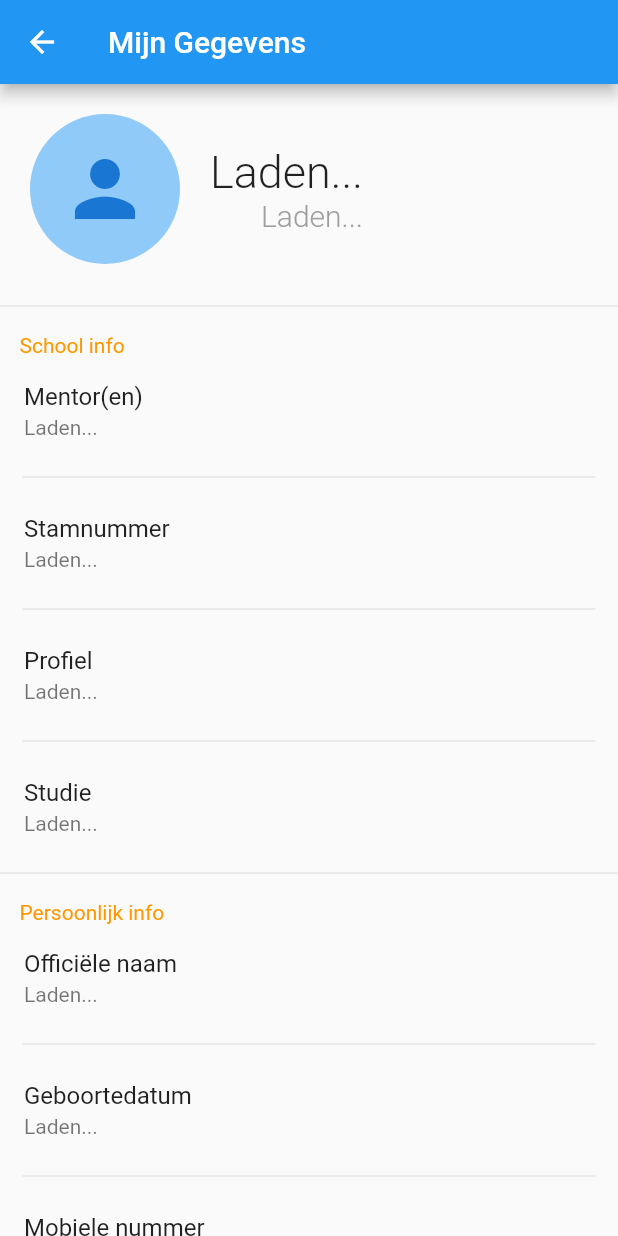
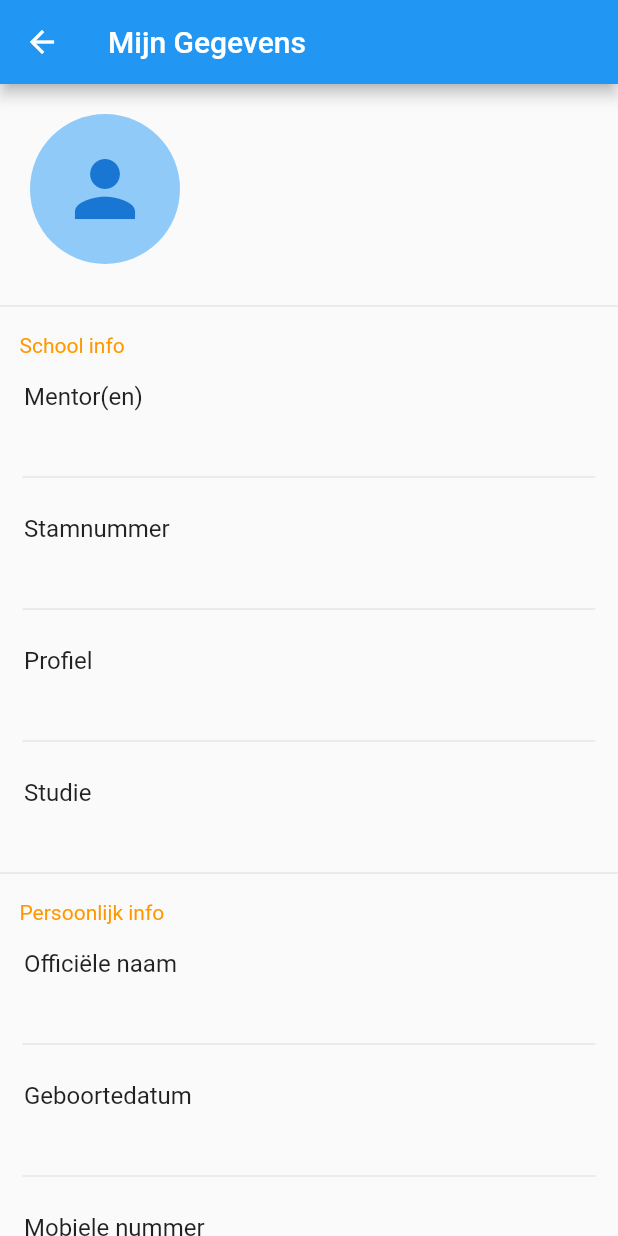
Before and after one commit to Argo-Client/App, a Flutter app: the MijnGegevens screen opened directly, on a phone screen of 412 x 824 dp. Run offline on Flutter 3.47's test engine with Material 2 defaults, Android fonts, the phone set to English and light mode, and no system bars; our stand-ins replace flutter_colorpicker, hive, hive_flutter, intro_slider, uni_links; missing offline and left inert: flutter_iconpicker, pointycastle; accounts and stored records are empty.

Commit message:
defaultValues en dummydata hive

```diff
--- a/lib/src/layout.dart
+++ b/lib/src/layout.dart
@@ -16,8 +16,8 @@ class HomeState extends State<Home> {
   Widget build(BuildContext context) {
     final List<Widget> _drawer = [
       UserAccountsDrawerHeader(
-        accountName: Text(user.get("fullName", defaultValue: "Laden...")),
-        accountEmail: Text(user.get("klasCode", defaultValue: "Laden...")),
+        accountName: Text(user.get("fullName")),
+        accountEmail: Text(user.get("klasCode")),
         currentAccountPicture: CircleAvatar(
           backgroundColor: Theme.of(context).backgroundColor,
           child: Icon(IconData(Hive.box("userdata").get("userIcon", defaultValue: Icons.person.codePoint), fontFamily: "MaterialIcons"), size: 50),
--- a/lib/src/ui/tabs/Instellingen.dart
+++ b/lib/src/ui/tabs/Instellingen.dart
@@ -54,7 +54,7 @@ class _Instellingen extends State<Instellingen> {
               ListTile(
                 title: Text('Donker thema'),
                 trailing: Switch.adaptive(
-                  value: box.get('darkMode', defaultValue: false),
+                  value: box.get('darkMode'),
                   onChanged: (value) {
                     setState(() {
                       box.put("darkMode", value);
--- a/lib/src/ui/tabs/MijnGegevens.dart
+++ b/lib/src/ui/tabs/MijnGegevens.dart
@@ -37,14 +37,14 @@ class _MijnGegevens extends State<MijnGegevens> {
                       crossAxisAlignment: CrossAxisAlignment.end,
                       children: [
                         Text(
-                          user.get("fullName", defaultValue: "Laden..."),
+                          user.get("fullName"),
                           style: TextStyle(
                             fontSize: 30,
                             fontWeight: FontWeight.w300,
                           ),
                         ),
                         Text(
-                          user.get("klasCode", defaultValue: "Laden..."),
+                          user.get("klasCode"),
                           style: TextStyle(
                             fontSize: 20,
                             color: Colors.grey,
@@ -74,7 +74,7 @@ class _MijnGegevens extends State<MijnGegevens> {
                       "Mentor(en)",
                     ),
                     subtitle: Text(
-                      user.get("mentor", defaultValue: "Laden..."),
+                      user.get("mentor"),
                     ),
                   ),
                   Padding(
@@ -86,7 +86,7 @@ class _MijnGegevens extends State<MijnGegevens> {
                       "Stamnummer",
                     ),
                     subtitle: Text(
-                      user.get("username", defaultValue: "Laden..."),
+                      user.get("username"),
                     ),
                   ),
                   Padding(
@@ -98,7 +98,7 @@ class _MijnGegevens extends State<MijnGegevens> {
                       "Profiel",
                     ),
                     subtitle: Text(
-                      user.get("profiel", defaultValue: "Laden..."),
+                      user.get("profiel"),
                     ),
                   ),
                   Padding(
@@ -110,7 +110,7 @@ class _MijnGegevens extends State<MijnGegevens> {
                       "Studie",
                     ),
                     subtitle: Text(
-                      user.get("klas", defaultValue: "Laden..."),
+                      user.get("klas"),
                     ),
                   ),
                   Divider(),
@@ -128,7 +128,7 @@ class _MijnGegevens extends State<MijnGegevens> {
                       "Officiële naam",
                     ),
                     subtitle: Text(
-                      user.get("officialFullName", defaultValue: "Laden..."),
+                      user.get("officialFullName"),
                     ),
                   ),
                   Padding(
@@ -140,7 +140,7 @@ class _MijnGegevens extends State<MijnGegevens> {
                       "Geboortedatum",
                     ),
                     subtitle: Text(
-                      user.get("birthdate", defaultValue: "Laden..."),
+                      user.get("birthdate"),
                     ),
                   ),
                   Padding(
@@ -152,7 +152,7 @@ class _MijnGegevens extends State<MijnGegevens> {
                       "Mobiele nummer",
                     ),
                     subtitle: Text(
-                      user.get("phone", defaultValue: "Laden..."),
+                      user.get("phone"),
                     ),
                   ),
                   Padding(
@@ -164,7 +164,7 @@ class _MijnGegevens extends State<MijnGegevens> {
                       "Email Adres",
                     ),
                     subtitle: Text(
-                      user.get("email", defaultValue: "Laden..."),
+                      user.get("email"),
                     ),
                   ),
                   Padding(
@@ -176,7 +176,7 @@ class _MijnGegevens extends State<MijnGegevens> {
                       "Adres",
                     ),
                     subtitle: Text(
-                      user.get("address", defaultValue: "Laden..."),
+                      user.get("address"),
                     ),
                   ),
                 ],
```
Also changed, not shown: lib/main.dart (+30 -3 lines).
